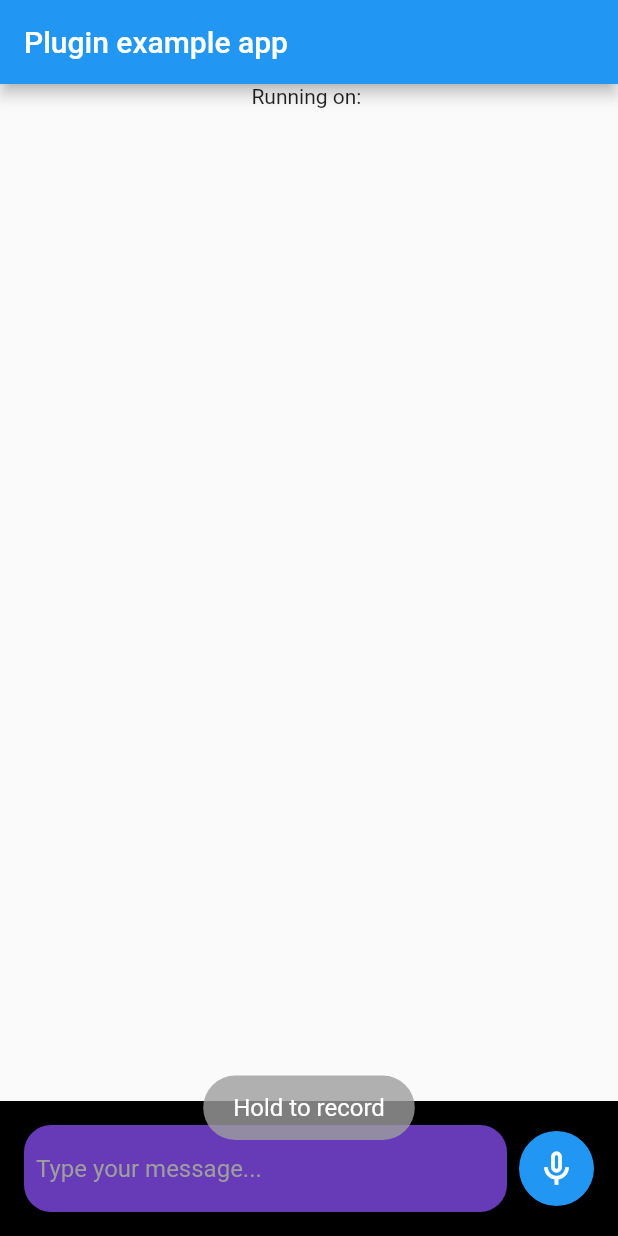
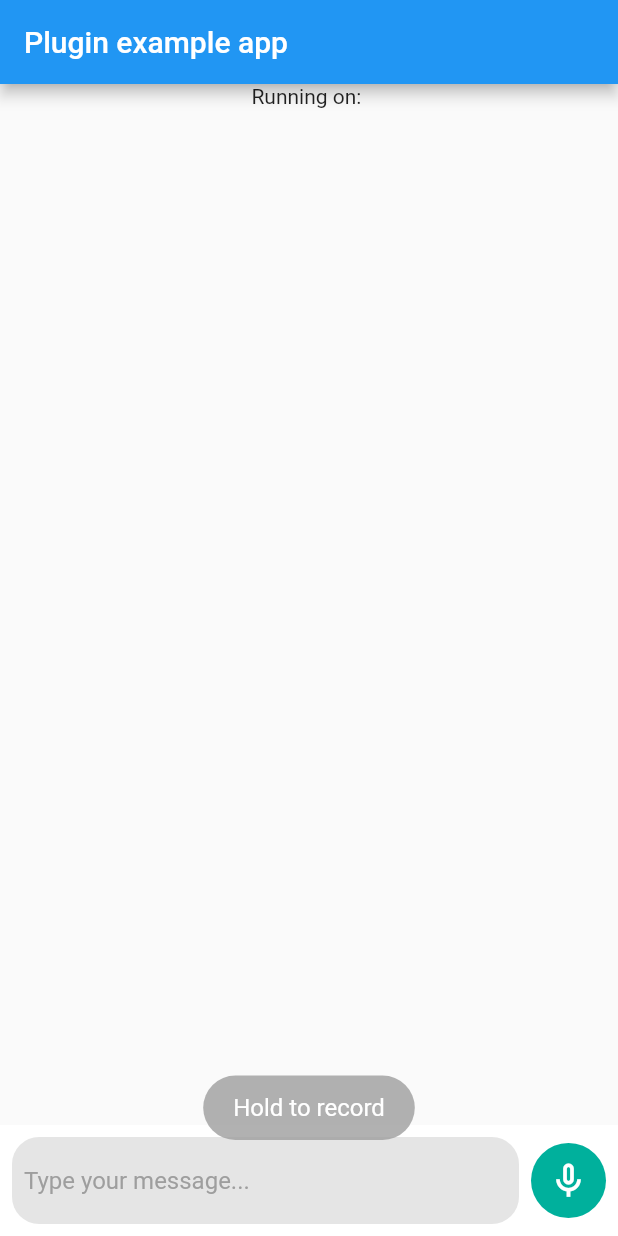
Before and after one commit to anokabb/chat_composer, a Flutter app: the screen it shows after launch, after a tap on the "mic none" icon, on a phone screen of 412 x 824 dp. Run offline on Flutter 3.47's test engine with Material 2 defaults, Android fonts, the phone set to English and light mode, and no system bars; our stand-ins replace bloc, flutter_bloc, fluttertoast, permission_handler; missing offline and left inert: flutter_audio_recorder2.

Commit message:
change colors

```diff
--- a/lib/chat_composer.dart
+++ b/lib/chat_composer.dart
@@ -21,7 +21,6 @@ class ChatComposer extends StatefulWidget {
   final List<BoxShadow>? shadow;
   final Color? backgroundColor;
   final Color? composerColor;
-  final Color? actionsColor;
   final Color? sendButtonColor;
   final Color? sendButtonBackgroundColor;
   final Color? lockColor;
@@ -47,7 +46,6 @@ class ChatComposer extends StatefulWidget {
       this.textPadding,
       this.backgroundColor,
       this.composerColor,
-      this.actionsColor,
       this.sendButtonColor,
       this.sendButtonBackgroundColor,
       this.lockColor,
@@ -63,7 +61,6 @@ class ChatComposer extends StatefulWidget {
       : super(key: key) {
     localBackgroundColor = backgroundColor ?? localBackgroundColor;
     localComposerColor = composerColor ?? localComposerColor;
-    localActionsColor = actionsColor ?? localActionsColor;
     localSendButtonColor = sendButtonColor ?? localSendButtonColor;
     localSendButtonBackgroundColor =
         sendButtonBackgroundColor ?? localSendButtonBackgroundColor;
--- a/lib/consts/consts.dart
+++ b/lib/consts/consts.dart
@@ -1,19 +1,18 @@
 import 'package:flutter/material.dart';
 
 //Colors
-Color localBackgroundColor = Colors.black;
-Color localComposerColor = Colors.deepPurple;
-Color localActionsColor = Colors.pink;
+Color localBackgroundColor = Colors.white;
+Color localComposerColor = const Color.fromRGBO(229, 229, 229, 1);
 Color localSendButtonColor = Colors.white;
-Color localSendButtonBackgroundColor = Colors.blue;
-Color localLockColor = Colors.green;
-Color localLockBackgroundColor = Colors.grey;
+Color localSendButtonBackgroundColor = const Color.fromRGBO(0, 176, 156, 1);
+Color localLockColor = Colors.white;
+Color localLockBackgroundColor = Colors.blue;
 Color localRecordIconColor = Colors.red;
-Color localDeleteButtonColor = Colors.yellow;
-Color localTextColor = Colors.yellow;
+Color localDeleteButtonColor = Colors.red;
+Color localTextColor = Colors.black;
 
 //Padding & Size
-EdgeInsetsGeometry localPadding = const EdgeInsets.all(16);
+EdgeInsetsGeometry localPadding = const EdgeInsets.all(8);
 double localborderRadius = 18;
 const double composerHeight = 58;
 
--- a/lib/send_button.dart
+++ b/lib/send_button.dart
@@ -267,10 +267,9 @@ class _SendButtonState extends State<SendButton> with TickerProviderStateMixin {
                                                     return Align(
                                                         alignment:
                                                             Alignment(0, value),
-                                                        child: Icon(
+                                                        child: const Icon(
                                                           Icons.delete_rounded,
-                                                          color:
-                                                              localActionsColor,
+                                                          color: Colors.grey,
                                                         )
                                                         // Image.asset(
                                                         //   'assets/delete_icon.png',
```
